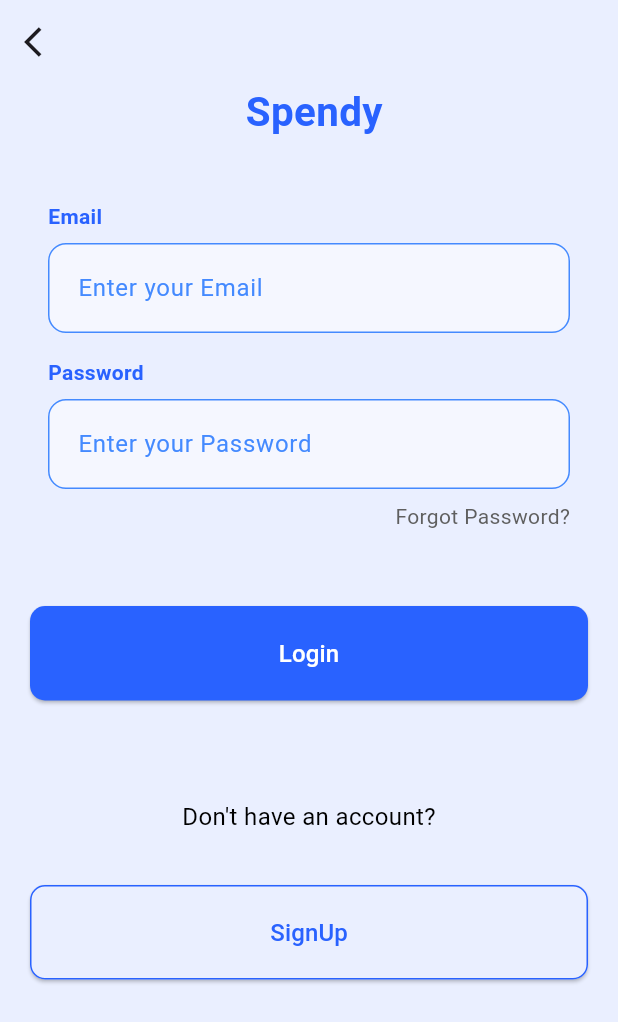
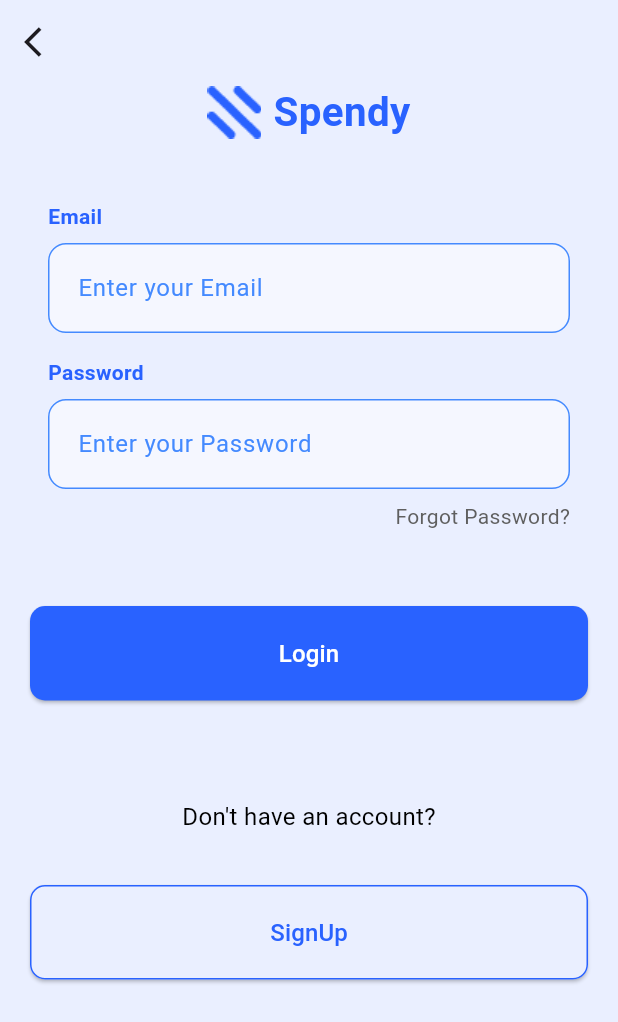
Before and after one commit to Toluwanimi10/spendy_app, a Flutter app: the screen it shows after launch, after a tap on "Login", on a phone screen of 412 x 824 dp. Shown: the top 1022 px of the screen. Run offline on Flutter 3.47's test engine with Material 3 defaults, Android fonts, the phone set to English and light mode, and no system bars.

Commit message:
created the email recovery page and added logo

```diff
--- a/lib/pages/home_page.dart
+++ b/lib/pages/home_page.dart
@@ -17,6 +17,12 @@ class home_page extends StatelessWidget {
             Row(
               mainAxisAlignment: MainAxisAlignment.center,
               children: [
+              Image.asset(
+                'assets/Images/logo.png',
+                width: 35.99,
+                height: 35,
+              ),
+              SizedBox(width: 1),
                 Text(
                   ' Spendy',
                   style: TextStyle(
--- a/lib/pages/sign_in.dart
+++ b/lib/pages/sign_in.dart
@@ -1,5 +1,6 @@
 import 'package:flutter/material.dart';
 import 'home_page.dart';
+import 'password_recovery.dart';
 
 class sign_in extends StatelessWidget {
   const sign_in({super.key});
@@ -25,6 +26,8 @@ class sign_in extends StatelessWidget {
           Row(
             mainAxisAlignment: MainAxisAlignment.center,
             children: [
+              Image.asset('assets/Images/logo.png', width: 35.99, height: 35),
+              SizedBox(width: 1),
               Text(
                 ' Spendy',
                 style: TextStyle(
@@ -138,12 +141,22 @@ class sign_in extends StatelessWidget {
               mainAxisAlignment: MainAxisAlignment.end,
               children: [
                 SizedBox(width: 32),
-                Text(
-                  'Forgot Password?',
-                  style: TextStyle(
-                    fontSize: 14,
-                    fontWeight: FontWeight.w400,
-                    color: Color(0xFF5F5F5F),
+                GestureDetector(
+                  onTap: () {
+                    Navigator.push(
+                      context,
+                      MaterialPageRoute(
+                        builder: (context) => const password_recovery(),
+                      ),
+                    );
+                  },
+                  child: Text(
+                    'Forgot Password?',
+                    style: TextStyle(
+                      fontSize: 14,
+                      fontWeight: FontWeight.w400,
+                      color: Color(0xFF5F5F5F),
+                    ),
                   ),
                 ),
               ],
@@ -169,7 +182,7 @@ class sign_in extends StatelessWidget {
               },
               child: Text(
                 'Login',
-                style: TextStyle(fontSize: 16, color: Colors.white,),
+                style: TextStyle(fontSize: 16, color: Colors.white),
               ),
             ),
           ),
@@ -192,10 +205,7 @@ class sign_in extends StatelessWidget {
                 padding: EdgeInsets.symmetric(vertical: 20),
                 shape: RoundedRectangleBorder(
                   borderRadius: BorderRadius.circular(10),
-                  side: BorderSide(
-                    color: Color(0xFF2962FF),
-                    width: 1,
-                  ),
+                  side: BorderSide(color: Color(0xFF2962FF), width: 1),
                 ),
               ),
               onPressed: () {},
```
Also changed, not shown: lib/pages/Dashboard.dart (added, +13 -0 lines), lib/pages/password_recovery.dart (added, +116 -0 lines), lib/pages/sign_up.dart (+8 -1 lines), pubspec.yaml (+5 -6 lines), assets/Images/logo.png (renamed from assets/images/Vector.png), flutter_06.png (added), flutter_07.png (added).
